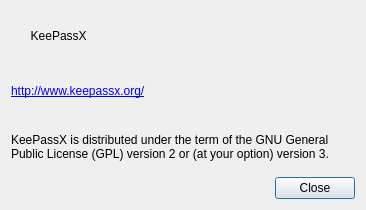
Qt form src/gui/AboutDialog.ui (keepassxreboot/keepassxc) before a commit.
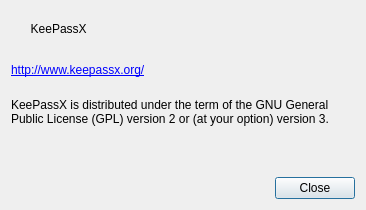
The same form after that commit.

Commit message: Display git revision in about dialog.

```diff
--- a/src/gui/AboutDialog.ui
+++ b/src/gui/AboutDialog.ui
@@ -54,6 +54,16 @@
      </property>
     </widget>
    </item>
+   <item>
+    <widget class="QLabel" name="label_git">
+     <property name="text">
+      <string/>
+     </property>
+     <property name="textInteractionFlags">
+      <set>Qt::LinksAccessibleByMouse|Qt::TextSelectableByMouse</set>
+     </property>
+    </widget>
+   </item>
    <item>
     <widget class="QDialogButtonBox" name="buttonBox">
      <property name="standardButtons">
```
The commit also changes 7 other files.
